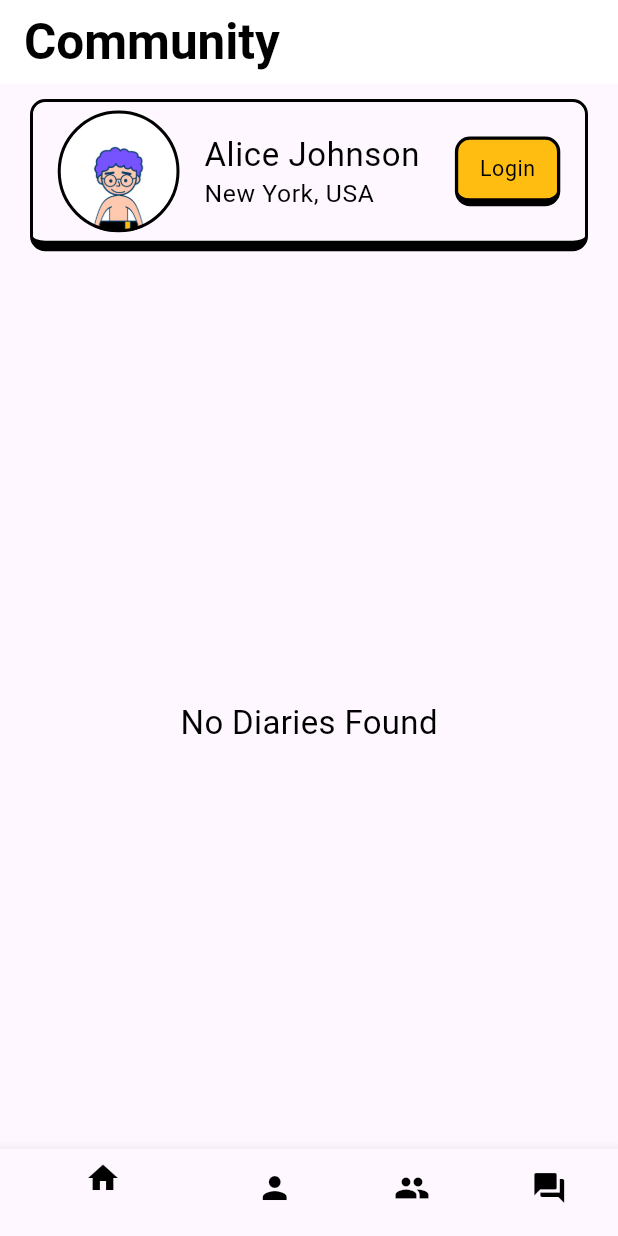
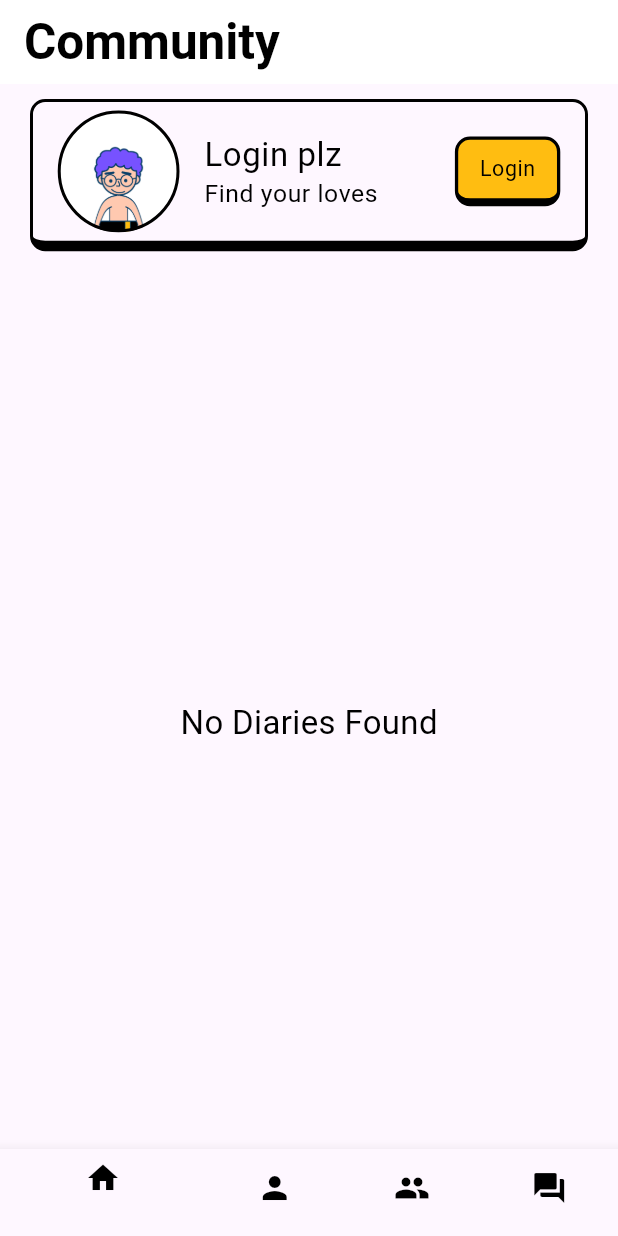
Before and after one commit to donghyukkil/Flutter_Growing_Tales, a Flutter app: the CommunityScreen screen opened by its route, on a phone screen of 412 x 824 dp. Run offline on Flutter 3.47's test engine with Material 3 defaults, Android fonts, the phone set to English and light mode, and no system bars; our stand-ins replace carousel_slider, cloud_firestore, firebase_auth, firebase_core, flutter_screenutil, freezed_annotation and 6 more; accounts and stored records are empty; generated files the repository leaves out were written again.

Commit message:
chore: 코드 추출 (pick_images, multi_style_text_editing_controller)

```diff
--- a/lib/ui/views/community_screen.dart
+++ b/lib/ui/views/community_screen.dart
@@ -1,12 +1,11 @@
 import 'package:flutter/material.dart';
 import 'package:flutter_screenutil/flutter_screenutil.dart';
 import 'package:provider/provider.dart';
+import 'package:go_router/go_router.dart';
 
 import '../../core/theme/custom_theme_extension.dart';
 import '../../core/widgets/user_info_tile.dart';
 import '../../core/widgets/custom_bottom_navigation_bar.dart';
-import '../../core/utils/dialog_utils.dart';
-import '../../data/dummy_data.dart';
 import '../../data/models/user/user.dart';
 import '../../ui/view_models/users_view_model.dart';
 import '../../ui/view_models/diary_view_model.dart';
@@ -29,22 +28,24 @@ class CommunityScreen extends StatelessWidget {
                 children: [
                   Consumer<UsersViewModel>(
                     builder: (context, userViewModel, child) {
-                      final currentUser = userViewModel.currentUser;
+                      // final currentUser = userViewModel.currentUser;
 
+                      final user = userViewModel.state.user;
                       return UserInfoTile(
-                        imageUrl:
-                            currentUser?.imageUrl ?? dummyUsers[0].imageUrl,
-                        name: currentUser?.name ?? dummyUsers[0].name,
-                        region: currentUser?.region ?? dummyUsers[0].region,
-                        buttonText: currentUser == null ? 'Login' : 'Logout',
+                        imageUrl: user?.imageUrl ?? 'assets/dummy1.png',
+                        name: user?.name ?? 'Login plz',
+                        region: user?.region ?? 'Find your loves',
+                        buttonText: user == null ? 'Login' : 'Logout',
                         onButtonPressed: () {
-                          if (currentUser == null) {
-                            showCustomDialog(context);
+                          if (user == null) {
+                            // context.go('/landing');
+                            context.push('/landing');
                           } else {
                             userViewModel.logout(context);
+
                             ScaffoldMessenger.of(context).showSnackBar(
-                              const SnackBar(
-                                content: Text('Logged out successfully.'),
+                              SnackBar(
+                                content: Text('Logged out successfully,'),
                               ),
                             );
                           }
```
Also changed, not shown: lib/core/controllers/multi_style_text_editing_controller.dart (added, +32 -0 lines), lib/core/utils/image_utils.dart (added, +53 -0 lines), lib/core/widgets/custom_styled_text_field.dart (+1 -29 lines), lib/ui/views/diary_write_screen.dart (+7 -42 lines).
